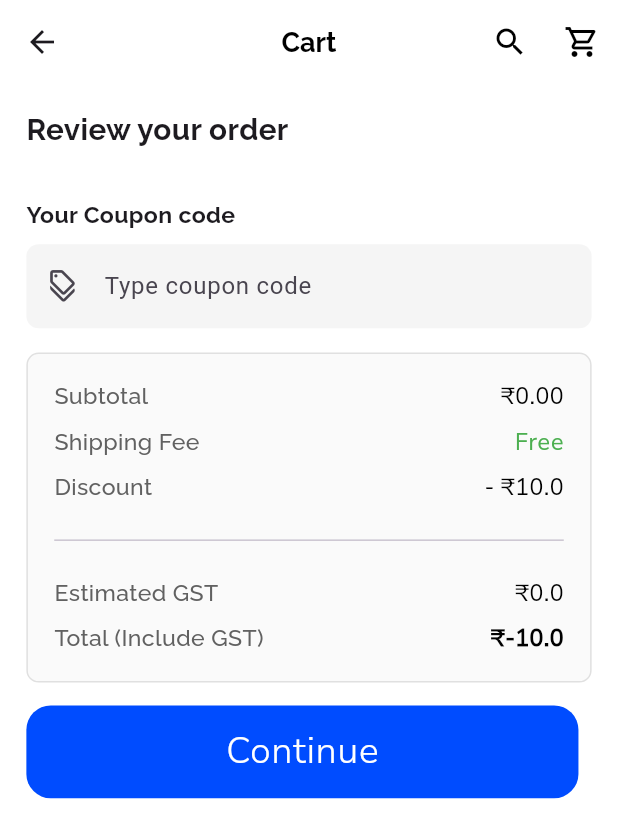
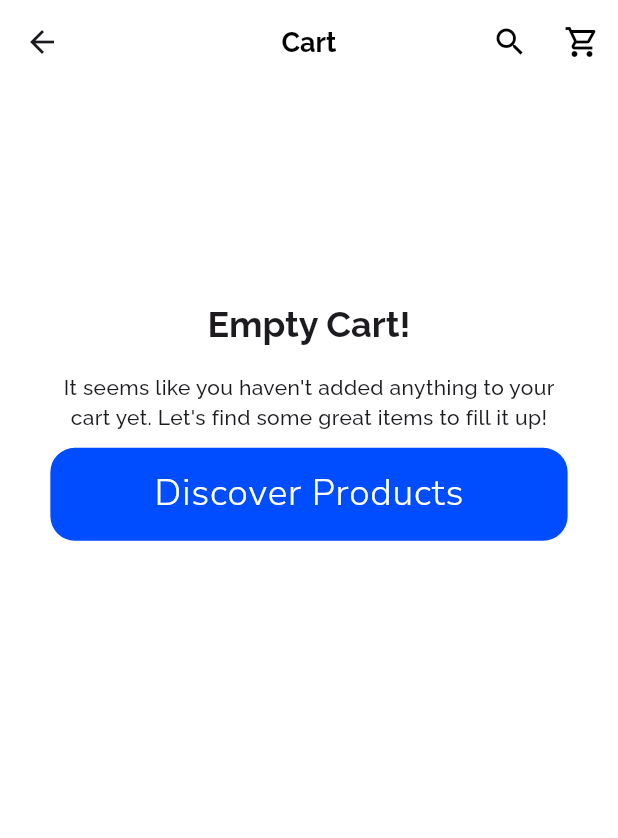
Before and after one commit to hozefa-hs/shoppe, a Flutter app: the CartScreen screen opened directly, on a phone screen of 412 x 824 dp. Shown: the top 838 px of the screen. Run offline on Flutter 3.47's test engine with Material 3 defaults, Android fonts, the phone set to English and light mode, and no system bars; our stand-ins replace awesome_snackbar_content, cached_network_image, carousel_slider, cloud_firestore, firebase_auth, firebase_core and 3 more; accounts and stored records are empty.

Commit message:
Add Empty Cart Screen with user guidance and error handling

```diff
--- a/lib/views/user/bottom_navbar.dart
+++ b/lib/views/user/bottom_navbar.dart
@@ -1,14 +1,9 @@
-import 'package:awesome_snackbar_content/awesome_snackbar_content.dart';
 import 'package:flutter/material.dart';
 import 'package:flutter_screenutil/flutter_screenutil.dart';
 import 'package:font_awesome_flutter/font_awesome_flutter.dart';
 import 'package:shoppe/views/user/cart_screen.dart';
 import 'package:shoppe/views/user/user_home_view.dart';
-import 'package:flutter_svg/flutter_svg.dart';
-
-import '../../services/firebase_services.dart';
 import '../../utils/constants.dart';
-import '../auth/login_screen.dart';
 
 class UserBottomNavBar extends StatefulWidget {
   const UserBottomNavBar({super.key});
@@ -35,6 +30,7 @@ class _UserBottomNavBarState extends State<UserBottomNavBar> {
 
   @override
   Widget build(BuildContext context) {
+
     return Scaffold(
       backgroundColor: Colors.white,
       body: Center(
@@ -52,7 +48,7 @@ class _UserBottomNavBarState extends State<UserBottomNavBar> {
           // selectedLabelStyle: TextStyle(color: primaryColor),
           selectedFontSize: 12,
           selectedItemColor: primaryColor,
-          items: const [
+          items: [
             BottomNavigationBarItem(
               icon: FaIcon(FontAwesomeIcons.house),
               activeIcon: FaIcon(FontAwesomeIcons.house),
@@ -60,7 +56,7 @@ class _UserBottomNavBarState extends State<UserBottomNavBar> {
             ),
             BottomNavigationBarItem(
               icon: Badge(
-                label: Text('2'),
+                label: Text("1"),
                 child: FaIcon(FontAwesomeIcons.cartShopping),
               ),
               activeIcon: FaIcon(FontAwesomeIcons.list),
--- a/lib/views/user/cart_screen.dart
+++ b/lib/views/user/cart_screen.dart
@@ -2,8 +2,9 @@ import 'package:flutter/material.dart';
 import 'package:flutter_screenutil/flutter_screenutil.dart';
 import 'package:shoppe/models/cart_model.dart';
 import 'package:shoppe/utils/button.dart';
+import 'package:shoppe/controllers/cart_controller.dart';
+import 'package:shoppe/views/user/bottom_navbar.dart';
 
-import 'package:shoppe/controllers/cart_controller.dart';
 
 class CartScreen extends StatelessWidget {
   final CartController cartController = CartController();
@@ -21,18 +22,7 @@ class CartScreen extends StatelessWidget {
           child: Column(
             crossAxisAlignment: CrossAxisAlignment.start,
             children: [
-              SizedBox(height: 16.h),
-              Text(
-                'Review your order',
-                style: TextStyle(
-                  fontSize: 18.sp,
-                  fontFamily: 'TitleBold',
-                ),
-              ),
-              SizedBox(height: 16.h),
-
               // List of products
-
               StreamBuilder<List<CartModel>>(
                 stream: cartController.getProducts(),
                 builder: (context, snapshot) {
@@ -45,9 +35,22 @@ class CartScreen extends StatelessWidget {
 
                   final products = snapshot.data!;
 
+                  if (products.isEmpty) {
+                    return const EmptyCartScreen();
+                  }
+
                   return Column(
                     crossAxisAlignment: CrossAxisAlignment.start,
                     children: [
+                      SizedBox(height: 16.h),
+                      Text(
+                        'Review your order',
+                        style: TextStyle(
+                          fontSize: 18.sp,
+                          fontFamily: 'TitleBold',
+                        ),
+                      ),
+                      SizedBox(height: 16.h),
                       ListView.builder(
                         shrinkWrap: true,
                         physics: const ClampingScrollPhysics(),
@@ -317,3 +320,88 @@ class SummaryRow extends StatelessWidget {
     );
   }
 }
+
+/*-------------------Empty Cart Screen-------------------------------------------------*/
+
+class EmptyCartScreen extends StatelessWidget {
+  const EmptyCartScreen({super.key});
+
+  @override
+  Widget build(BuildContext context) {
+    return SafeArea(
+      child: Padding(
+        padding: const EdgeInsets.all(16),
+        child: Container(
+          height: 300.h,
+          child: Column(
+            children: [
+              const Spacer(flex: 2),
+              ErrorInfo(
+                title: "Empty Cart!",
+                description:
+                    "It seems like you haven't added anything to your cart yet. Let's find some great items to fill it up!",
+                // button: you can pass your custom button,
+                btnText: "Discover Products",
+                press: () {
+                  Navigator.pushReplacement(
+                    context,
+                    MaterialPageRoute(
+                      builder: (context) => const UserBottomNavBar(),
+                    ),
+                  );
+                },
+              ),
+            ],
+          ),
+        ),
+      ),
+    );
+  }
+}
+
+class ErrorInfo extends StatelessWidget {
+  const ErrorInfo({
+    super.key,
+    required this.title,
+    required this.description,
+    this.button,
+    this.btnText,
+    required this.press,
+  });
+
+  final String title;
+  final String description;
+  final Widget? button;
+  final String? btnText;
+  final VoidCallback press;
+
+  @override
+  Widget build(BuildContext context) {
+    return Center(
+      child: Container(
+        constraints: const BoxConstraints(maxWidth: 400),
+        alignment: Alignment.center,
+        child: Column(
+          crossAxisAlignment: CrossAxisAlignment.center,
+          mainAxisAlignment: MainAxisAlignment.center,
+          children: [
+            Text(
+              title,
+              style: Theme.of(context).textTheme.headlineSmall!.copyWith(
+                  fontWeight: FontWeight.bold, fontFamily: 'TitleBold'),
+            ),
+            const SizedBox(height: 16),
+            Text(
+              description,
+              textAlign: TextAlign.center,
+              style: TextStyle(fontFamily: 'TitleMedium'),
+            ),
+            SizedBox(height: 10.h),
+            button ?? CustomButton(btnText ?? "Retry".toUpperCase(), press),
+            const SizedBox(height: 16),
+          ],
+        ),
+      ),
+    );
+  }
+}
```
